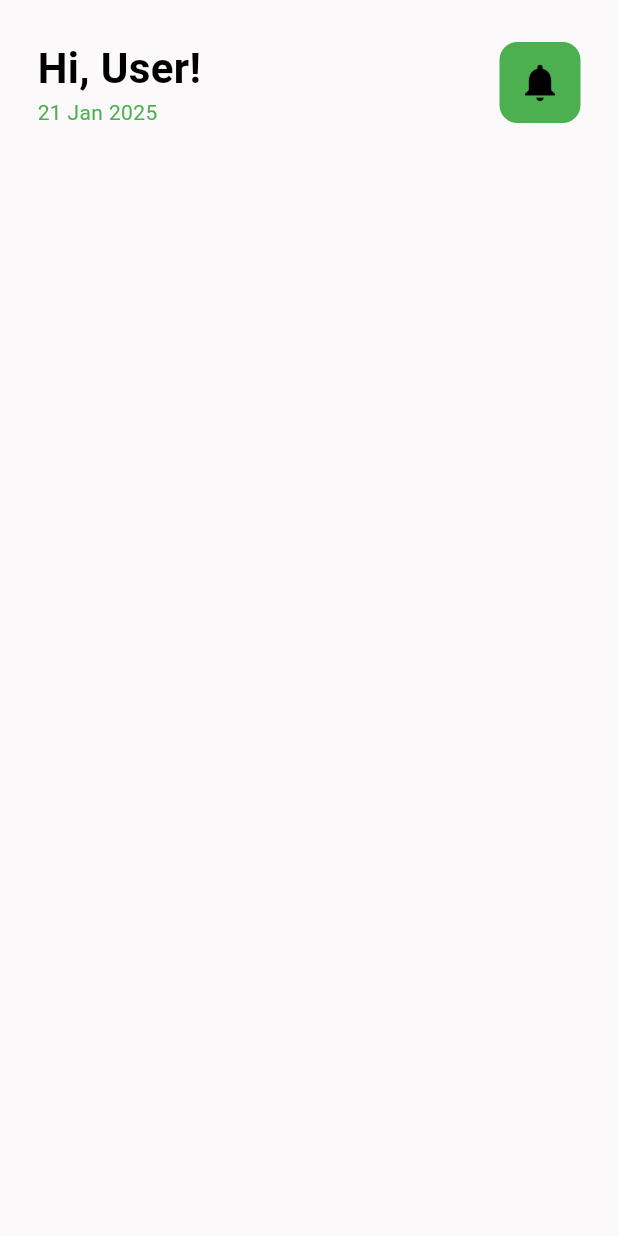
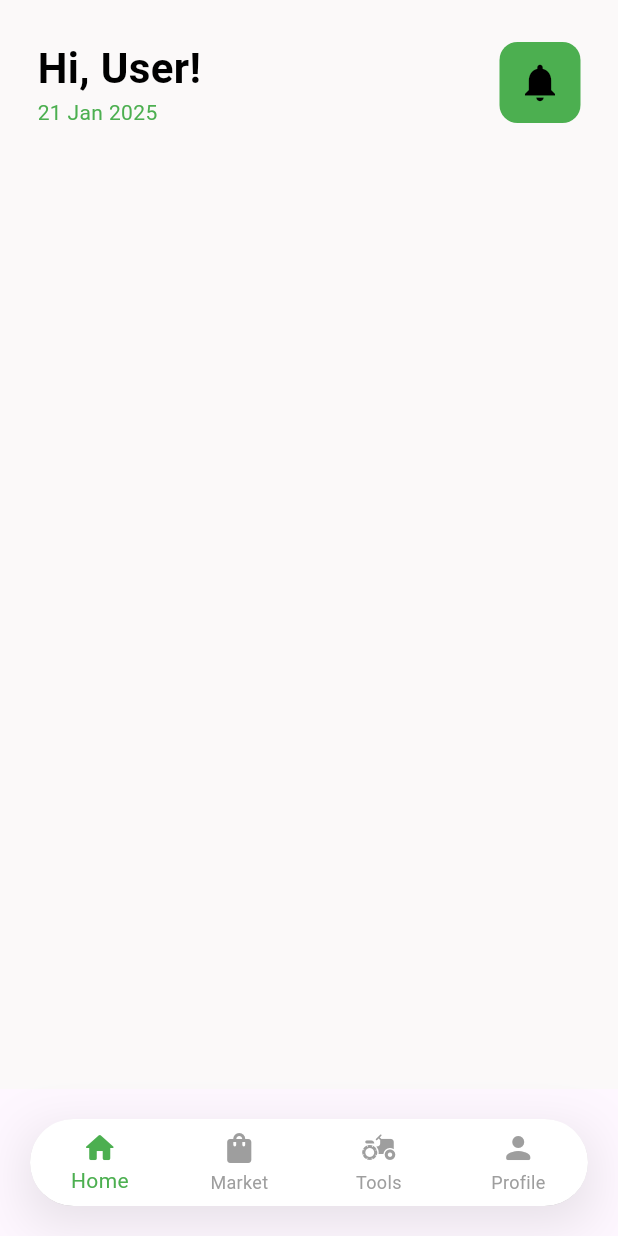
Before and after one commit to kidobop/farmit, a Flutter app: the screen it shows after launch, on a phone screen of 412 x 824 dp. Run offline on Flutter 3.47's test engine with Material 3 defaults, Android fonts, the light colour scheme and no system bars.

Commit message:
added a bottom nav bar

```diff
--- a/lib/pages/home_page.dart
+++ b/lib/pages/home_page.dart
@@ -8,6 +8,75 @@ class HomePage extends StatefulWidget {
 }
 
 class _HomePageState extends State<HomePage> {
+  int _selectedIndex = 0;
+  final List<Widget> _pages =[
+    const HomeContent(),
+    const Center(child: Text("Marketplace")),
+    const Center(child: Text("Tools")),
+    const Center(child: Text("Profile")),
+  ];
+
+  @override
+  Widget build(BuildContext context) {
+    return Scaffold(
+      body: _pages[_selectedIndex],
+      bottomNavigationBar: Container(
+        margin: const EdgeInsets.symmetric(horizontal: 20, vertical: 20),
+        decoration: BoxDecoration(
+          boxShadow: [
+            BoxShadow(
+              color: Colors.black.withOpacity(0.1),
+              blurRadius: 30,
+              offset: const Offset(0, 10),
+            ),
+          ],
+        ),
+        child: ClipRRect(
+          borderRadius: BorderRadius.circular(30),
+          child: BottomNavigationBar(
+            backgroundColor: Colors.white,
+            selectedItemColor: Colors.green,
+            unselectedItemColor: Colors.grey,
+            currentIndex: _selectedIndex,
+            type: BottomNavigationBarType.fixed,
+            onTap: (index) {
+              setState(() {
+                _selectedIndex = index;
+              });
+            },
+            items: const [
+              BottomNavigationBarItem(
+                icon: Icon(Icons.home_rounded),
+                label: 'Home',
+              ),
+              BottomNavigationBarItem(
+                icon: Icon(Icons.shopping_bag_rounded),
+                label: 'Market',
+              ),
+              BottomNavigationBarItem(
+                icon: Icon(Icons.agriculture_rounded),
+                label: 'Tools',
+              ),
+              BottomNavigationBarItem(
+                icon: Icon(Icons.person_rounded),
+                label: 'Profile',
+              ),
+            ],
+          ),
+        ),
+      ),
+    );
+  }
+}
+
+class HomeContent extends StatefulWidget {
+  const HomeContent({super.key});
+
+  @override
+  State<HomeContent> createState() => _HomeContentState();
+}
+
+class _HomeContentState extends State<HomeContent> {
   @override
   Widget build(BuildContext context) {
     return Scaffold(
```
